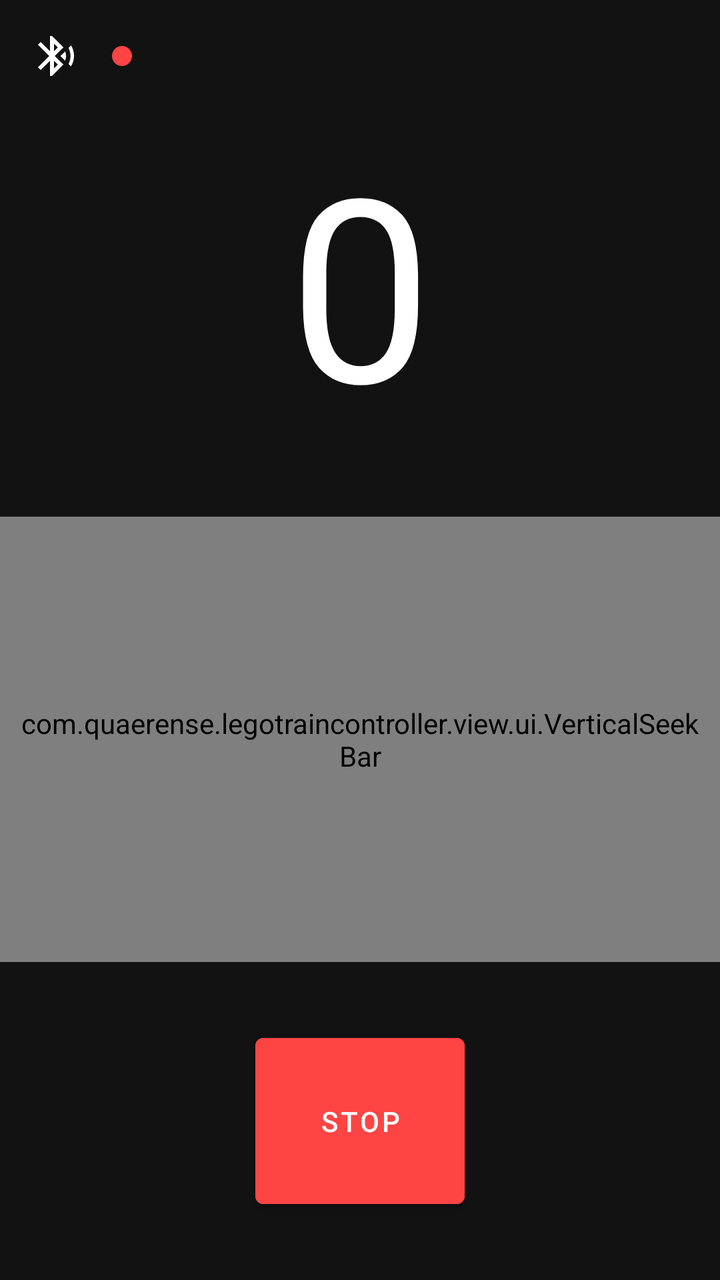
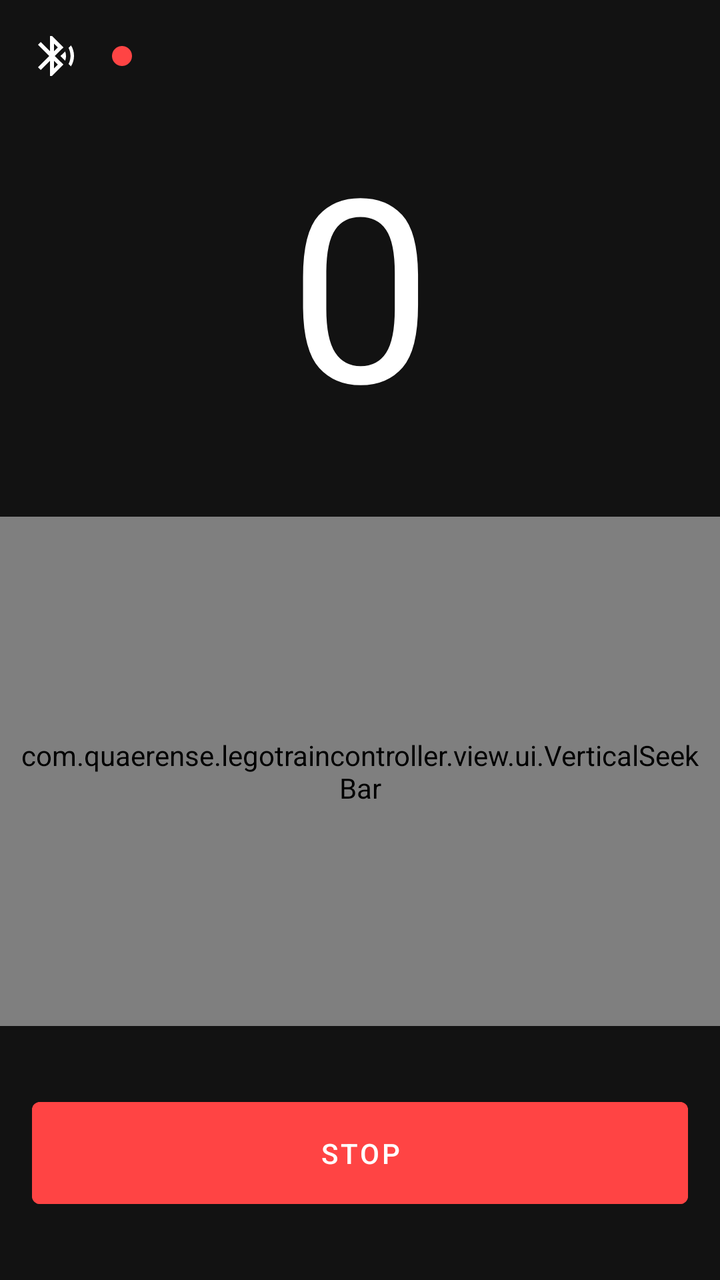

Two renders of the same Android screen: before a commit and after it. Below are the layout's source before the change and the commit's diff.
<!-- AndroidManifest.xml: application theme Theme.LegoTrainController -->
<!-- res/layout/activity_main.xml -->
<?xml version="1.0" encoding="utf-8"?>
<androidx.constraintlayout.widget.ConstraintLayout xmlns:android="http://schemas.android.com/apk/res/android"
    xmlns:app="http://schemas.android.com/apk/res-auto"
    android:layout_width="match_parent"
    android:layout_height="match_parent"
    android:clipChildren="false">

    <ImageView
        android:id="@+id/btnBtConnect"
        android:layout_width="wrap_content"
        android:layout_height="wrap_content"
        android:background="?android:attr/selectableItemBackground"
        android:contentDescription="@null"
        android:padding="16dp"
        android:src="@drawable/ic_bluetooth_searching"
        app:layout_constraintStart_toStartOf="parent"
        app:layout_constraintTop_toTopOf="parent" />

    <ImageView
        android:id="@+id/ivConnectionStatus"
        android:layout_width="10dp"
        android:layout_height="10dp"
        android:contentDescription="@null"
        android:src="@drawable/ic_led_red"
        app:layout_constraintBottom_toBottomOf="@id/btnBtConnect"
        app:layout_constraintStart_toEndOf="@id/btnBtConnect"
        app:layout_constraintTop_toTopOf="@id/btnBtConnect" />

    <TextView
        android:id="@+id/tvSpeedometer"
        android:layout_width="0dp"
        android:layout_height="wrap_content"
        android:layout_gravity="center_horizontal|bottom"
        android:layout_marginBottom="8dp"
        android:fontFamily="@font/digital_counter_7_italic"
        android:gravity="center"
        android:text="@string/zero"
        android:textColor="@color/white"
        android:textSize="128sp"
        app:layout_constraintEnd_toEndOf="parent"
        app:layout_constraintStart_toStartOf="parent"
        app:layout_constraintTop_toBottomOf="@id/btnBtConnect" />

    <com.quaerense.legotraincontroller.view.ui.VerticalSeekBar
        android:id="@+id/sbTrainPower"
        android:layout_width="wrap_content"
        android:layout_height="0dp"
        android:layout_marginTop="32dp"
        android:background="@color/light_gray"
        android:clipChildren="false"
        android:clipToPadding="false"
        android:max="510"
        android:min="0"
        android:padding="8dp"
        android:progress="4"
        android:progressDrawable="@drawable/custom_seekbar"
        android:splitTrack="false"
        android:thumb="@drawable/custom_thumb"
        app:layout_constraintBottom_toTopOf="@id/btnStop"
        app:layout_constraintEnd_toEndOf="parent"
        app:layout_constraintStart_toStartOf="parent"
        app:layout_constraintTop_toBottomOf="@id/tvSpeedometer" />

    <Button
        android:id="@+id/btnStop"
        android:layout_width="wrap_content"
        android:layout_height="wrap_content"
        android:layout_margin="32dp"
        android:backgroundTint="@android:color/holo_red_light"
        android:contentDescription="@null"
        android:padding="32dp"
        android:text="@string/stop"
        app:layout_constraintBottom_toBottomOf="parent"
        app:layout_constraintEnd_toEndOf="@id/sbTrainPower"
        app:layout_constraintStart_toStartOf="@id/sbTrainPower"
        app:layout_constraintTop_toBottomOf="@id/sbTrainPower" />

</androidx.constraintlayout.widget.ConstraintLayout>
<!-- resources referenced by this layout -->
<resources>
  <color name="light_gray">#A6ABAF</color>
  <color name="white">#FFFFFFFF</color>
  <!-- drawable custom_seekbar (drawable) -->
  <?xml version="1.0" encoding="utf-8"?>
  <shape xmlns:android="http://schemas.android.com/apk/res/android"
      android:shape="rectangle"
      android:useLevel="false">
  
      <solid android:color="@color/dark_gray" />
  </shape>
  <!-- drawable custom_thumb (drawable) -->
  <?xml version="1.0" encoding="utf-8"?>
  <shape xmlns:android="http://schemas.android.com/apk/res/android"
      android:shape="rectangle"
      android:useLevel="false">
      <size
          android:width="10dp"
          android:height="70dp" />
  
      <solid android:color="@color/black" />
  </shape>
  <!-- drawable ic_bluetooth_searching (drawable) -->
  <vector xmlns:android="http://schemas.android.com/apk/res/android" android:autoMirrored="true" android:height="24dp" android:tint="#FFFFFF" android:viewportHeight="24" android:viewportWidth="24" android:width="24dp">
        
      <path android:fillColor="@android:color/white" android:pathData="M14.24,12.01l2.32,2.32c0.28,-0.72 0.44,-1.51 0.44,-2.33 0,-0.82 -0.16,-1.59 -0.43,-2.31l-2.33,2.32zM19.53,6.71l-1.26,1.26c0.63,1.21 0.98,2.57 0.98,4.02s-0.36,2.82 -0.98,4.02l1.2,1.2c0.97,-1.54 1.54,-3.36 1.54,-5.31 -0.01,-1.89 -0.55,-3.67 -1.48,-5.19zM15.71,7.71L10,2L9,2v7.59L4.41,5 3,6.41 8.59,12 3,17.59 4.41,19 9,14.41L9,22h1l5.71,-5.71 -4.3,-4.29 4.3,-4.29zM11,5.83l1.88,1.88L11,9.59L11,5.83zM12.88,16.29L11,18.17v-3.76l1.88,1.88z"/>
      
  </vector>
  <!-- drawable ic_led_red (drawable) -->
  <?xml version="1.0" encoding="utf-8"?>
  <shape xmlns:android="http://schemas.android.com/apk/res/android"
      android:shape="oval">
      <solid android:color="@android:color/holo_red_light" />
  </shape>
  <string name="stop">Stop</string>
  <string name="zero" translatable="false">0</string>
  <style name="Theme.LegoTrainController" parent="Theme.MaterialComponents.NoActionBar">
          
          <item name="colorPrimary">@color/black</item>
          <item name="colorPrimaryVariant">@color/black</item>
          <item name="colorOnPrimary">@color/white</item>
          
          <item name="colorSecondary">@color/black</item>
          <item name="colorSecondaryVariant">@color/black</item>
          <item name="colorOnSecondary">@color/black</item>
          
          <item name="android:statusBarColor">?attr/colorPrimaryVariant</item>
          
      </style>
  <color name="dark_gray">#7F7F7F</color>
  <color name="black">#FF000000</color>
</resources>

<!-- the commit's change to res/layout/activity_main.xml (unified diff, before → after) -->
@@ -52,7 +52,7 @@
         android:max="510"
         android:min="0"
         android:padding="8dp"
-        android:progress="4"
+        android:progress="255"
         android:progressDrawable="@drawable/custom_seekbar"
         android:splitTrack="false"
         android:thumb="@drawable/custom_thumb"
@@ -63,16 +63,17 @@
 
     <Button
         android:id="@+id/btnStop"
-        android:layout_width="wrap_content"
+        android:layout_width="0dp"
         android:layout_height="wrap_content"
-        android:layout_margin="32dp"
+        android:layout_marginHorizontal="16dp"
+        android:layout_marginVertical="32dp"
         android:backgroundTint="@android:color/holo_red_light"
         android:contentDescription="@null"
-        android:padding="32dp"
+        android:padding="16dp"
         android:text="@string/stop"
         app:layout_constraintBottom_toBottomOf="parent"
-        app:layout_constraintEnd_toEndOf="@id/sbTrainPower"
-        app:layout_constraintStart_toStartOf="@id/sbTrainPower"
+        app:layout_constraintEnd_toEndOf="parent"
+        app:layout_constraintStart_toStartOf="parent"
         app:layout_constraintTop_toBottomOf="@id/sbTrainPower" />
 
 </androidx.constraintlayout.widget.ConstraintLayout>
